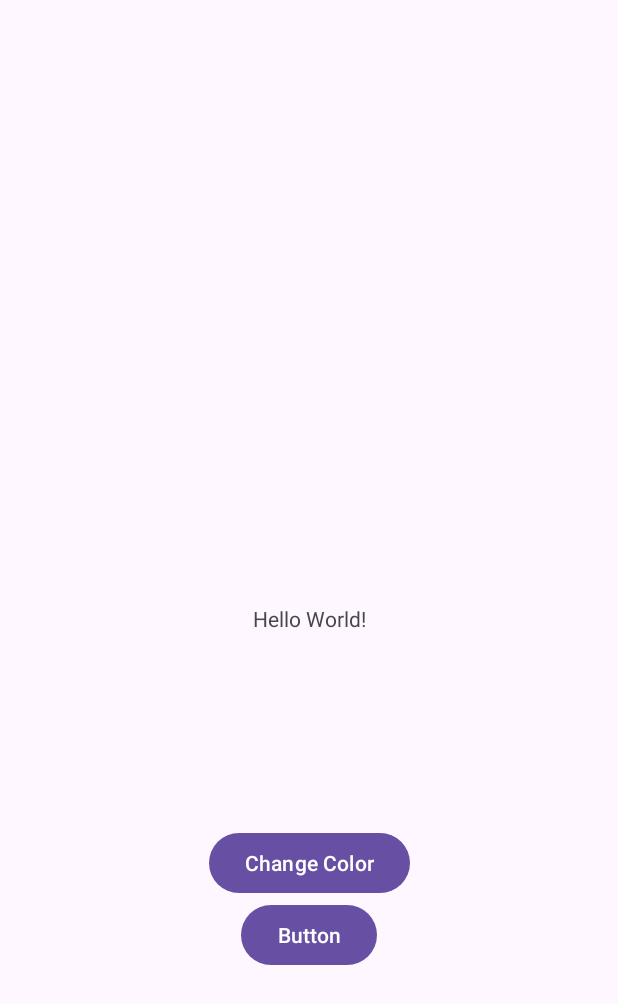
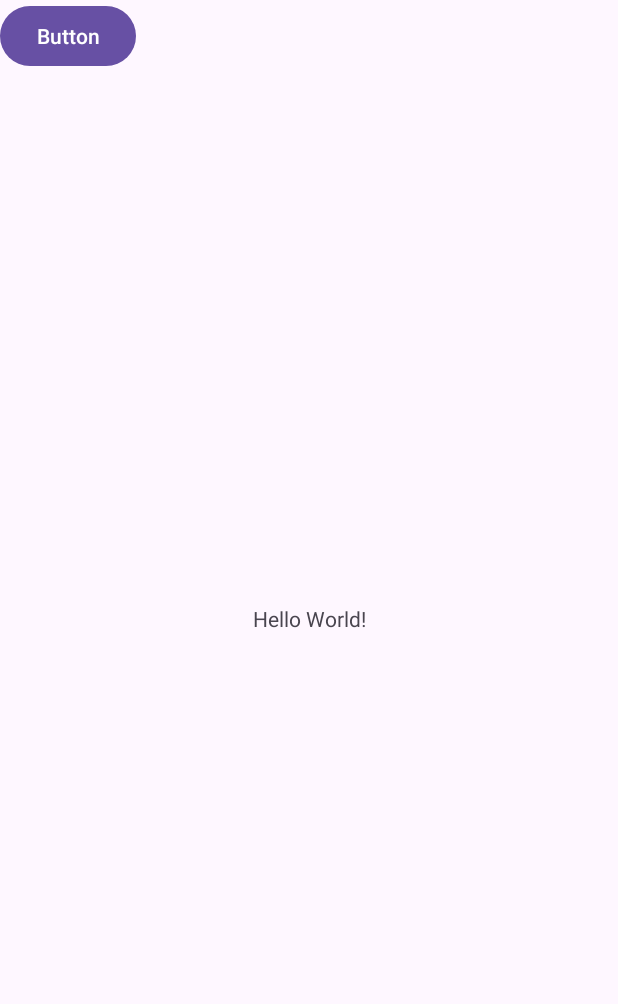
Before and after one commit to RenolectSolutions/ANDROIDLAB1, an Android app: the screen it shows after launch (MainActivity), on a phone screen of 412 x 824 dp. Shown: the top 1004 px of the screen. Run offline under Robolectric (Android 15) with nearby library versions, the phone set to English and light mode, and no system bars.

Commit message:
Revert "First commit."
This reverts commit b4f381ebd3ec233099a93d0c0464de1f80c5c628.

```diff
--- a/app/src/main/java/com/example/lab1/MainActivity.java
+++ b/app/src/main/java/com/example/lab1/MainActivity.java
@@ -6,12 +6,10 @@ import android.os.Bundle;
 import android.view.View;
 import android.widget.Button;
 import android.widget.TextView;
-import android.graphics.Color;
 
 public class MainActivity extends AppCompatActivity {
 
     private Button buttonShowText;
-    private Button buttonChangeColor;
     private TextView textView;
 
     @Override
@@ -20,7 +18,6 @@ public class MainActivity extends AppCompatActivity {
         setContentView(R.layout.activity_main);
 
         buttonShowText = findViewById(R.id.buttonShowText);
-        buttonChangeColor = findViewById(R.id.buttonChangeColor);
         textView = findViewById(R.id.textView);
 
         buttonShowText.setOnClickListener(new View.OnClickListener() {
@@ -29,18 +26,5 @@ public class MainActivity extends AppCompatActivity {
                 textView.setText("MIPT 1");
             }
         });
-
-        buttonChangeColor.setOnClickListener(new View.OnClickListener() {
-            @Override
-            public void onClick(View v) {
-                // Change text color to a random color
-                int randomColor = Color.rgb(
-                        (int) (Math.random() * 255),
-                        (int) (Math.random() * 255),
-                        (int) (Math.random() * 255)
-                );
-                textView.setTextColor(randomColor);
-            }
-        });
     }
 }
--- a/app/src/main/res/layout/activity_main.xml
+++ b/app/src/main/res/layout/activity_main.xml
@@ -21,20 +21,7 @@
         android:layout_width="wrap_content"
         android:layout_height="wrap_content"
         android:text="Button"
-        app:layout_constraintBottom_toBottomOf="parent"
-        app:layout_constraintEnd_toEndOf="parent"
-        app:layout_constraintStart_toStartOf="parent"
-        app:layout_constraintTop_toBottomOf="@+id/textView" />
-
-    <Button
-        android:id="@+id/buttonChangeColor"
-        android:layout_width="wrap_content"
-        android:layout_height="wrap_content"
-        android:layout_below="@id/textView"
-        android:layout_centerHorizontal="true"
-        android:text="Change Color"
-        app:layout_constraintBottom_toTopOf="@+id/buttonShowText"
-        app:layout_constraintEnd_toEndOf="parent"
-        app:layout_constraintStart_toStartOf="parent" />
+        tools:layout_editor_absoluteX="168dp"
+        tools:layout_editor_absoluteY="442dp" />
 
 </androidx.constraintlayout.widget.ConstraintLayout>
```
